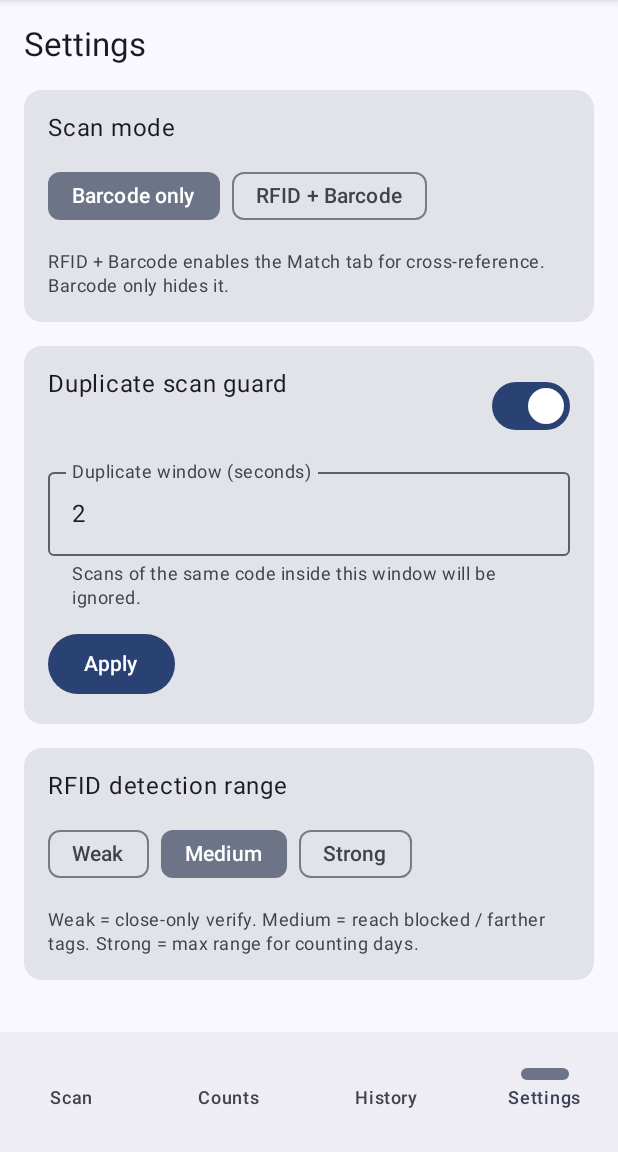
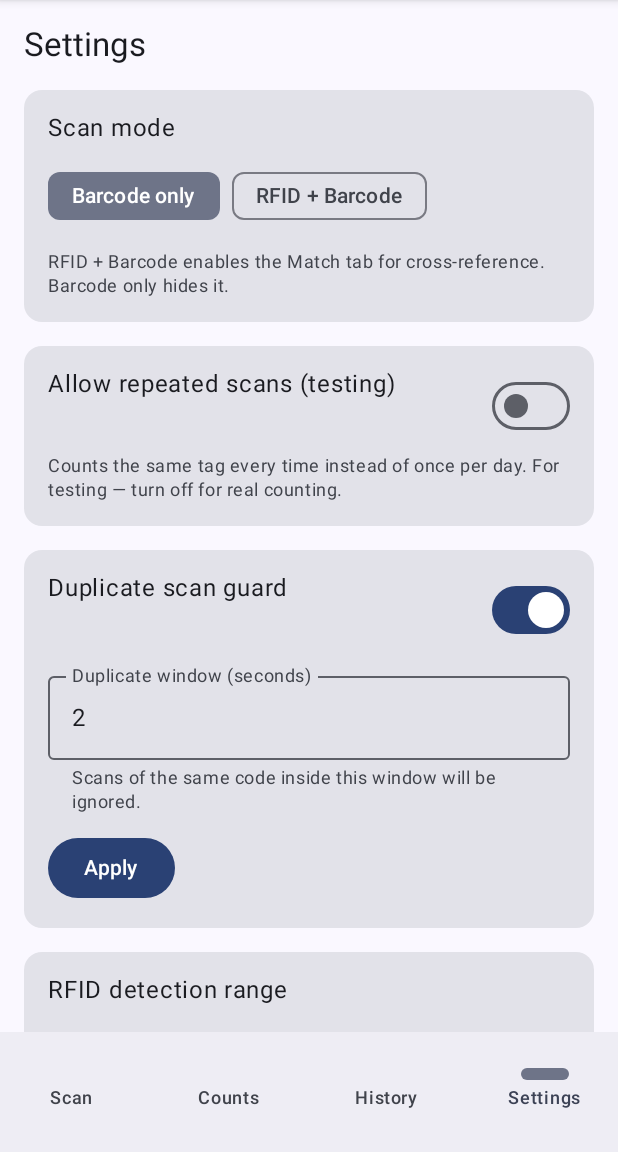
Before and after one commit to jbera123/Scanlog, an Android app built with Jetpack Compose: the SettingsScreen screen opened through its navigation route, on a phone screen of 412 x 824 dp, the part 84-1236 px from its top. Run offline under Robolectric (Android 15) with nearby library versions, the phone set to English and light mode, and no system bars.

Commit message:
Restore known-good scanning + add repeated-scans toggle
Reverts PR #3's trigger/scan-mode changes (sleep-recovery ensureConnected,
hold keep-alive watchdog, triggerOwned, compare single-fire, setGate/
setScanMode reworks) back to the counting-day-stable main behaviour, which
PR #3 had regressed (reader died after cold start).

Also:
- Remove the health-check teardown/reconnect — close()+power-cycle+reopen
  doesn't recover this serial hardware and left RFID dead until restart.
  The reader now opens once and stays open; ping is status-only.
- Add a "repeated scans (testing)" Settings toggle that bypasses the per-day
  EPC dedup so the same tag can be counted repeatedly without deleting the day.
- Add a Gradle task that copies a timestamped, named APK to the project top
  on every assembleDebug; gitignore those artifacts.

Co-Authored-By: Claude Opus 4.8 <noreply@anthropic.com>

```diff
--- a/app/src/main/java/com/example/scanlog/data/ScanStore.kt
+++ b/app/src/main/java/com/example/scanlog/data/ScanStore.kt
@@ -37,6 +37,10 @@ class ScanStore(private val context: Context) {
         val DUP_WINDOW_MS = longPreferencesKey("dup_window_ms")
         val RFID_RANGE = stringPreferencesKey("rfid_range")
         val SCAN_MODE = stringPreferencesKey("scan_mode")
+
+        // Testing aid: when "true", the per-day unique-EPC dedup is bypassed so the
+        // same tag can be counted repeatedly without deleting the day.
+        val ALLOW_REPEATED = stringPreferencesKey("allow_repeated_scans")
 
         // NEW: recent scan events for Scan tab
         val RECENT_EVENTS_JSON = stringPreferencesKey("recent_events_json")
@@ -207,6 +211,15 @@ class ScanStore(private val context: Context) {
         context.dataStore.edit { it[Keys.SCAN_MODE] = mode.name }
     }
 
+    val allowRepeatedScans: Flow<Boolean> =
+        context.dataStore.data.map { prefs ->
+            prefs[Keys.ALLOW_REPEATED]?.toBooleanStrictOrNull() ?: false
+        }
+
+    suspend fun setAllowRepeatedScans(enabled: Boolean) {
+        context.dataStore.edit { it[Keys.ALLOW_REPEATED] = enabled.toString() }
+    }
+
     // --- NEW: Recent events for Scan tab ---
 
     val recentEvents: Flow<List<ScanEvent>> =
@@ -321,7 +334,8 @@ class ScanStore(private val context: Context) {
     suspend fun recordRfidTag(
         epcRaw: String,
         rollupCodeRaw: String,
-        nowMs: Long = System.currentTimeMillis()
+        nowMs: Long = System.currentTimeMillis(),
+        allowRepeat: Boolean = false
     ): Int? {
         val epc = normalize(epcRaw)
         val rollup = normalize(rollupCodeRaw)
@@ -334,8 +348,10 @@ class ScanStore(private val context: Context) {
             val day = todayKey()
             val current = readDay(root, day)
 
-            // Per-tag dedup: same physical EPC only counts once per day.
-            if (epc in current.seenEpcs) {
+            // Per-tag dedup: same physical EPC only counts once per day. When
+            // allowRepeat is set (testing toggle) we skip this so the same tag can
+            // be counted again and again without deleting the day.
+            if (!allowRepeat && epc in current.seenEpcs) {
                 recordedCountAfter = null
                 return@edit
             }
--- a/app/src/main/java/com/example/scanlog/ui/screens/SettingsScreen.kt
+++ b/app/src/main/java/com/example/scanlog/ui/screens/SettingsScreen.kt
@@ -36,6 +36,7 @@ fun SettingsScreen(vm: SettingsViewModel = viewModel()) {
     val windowMs by vm.dupWindowMs.collectAsState()
     val rfidRange by vm.rfidRange.collectAsState()
     val scanMode by vm.scanMode.collectAsState()
+    val allowRepeated by vm.allowRepeatedScans.collectAsState()
 
     var secondsText by remember(windowMs) { mutableStateOf((windowMs / 1000L).toString()) }
 
@@ -71,6 +72,32 @@ fun SettingsScreen(vm: SettingsViewModel = viewModel()) {
                 }
                 Text(
                     text = stringResource(R.string.settings_scan_mode_hint),
+                    style = MaterialTheme.typography.bodySmall,
+                    color = MaterialTheme.colorScheme.onSurfaceVariant
+                )
+            }
+        }
+
+        Card {
+            Column(
+                modifier = Modifier.padding(16.dp),
+                verticalArrangement = Arrangement.spacedBy(8.dp)
+            ) {
+                Row(
+                    modifier = Modifier.fillMaxWidth(),
+                    horizontalArrangement = Arrangement.SpaceBetween
+                ) {
+                    Text(
+                        text = stringResource(R.string.settings_allow_repeated),
+                        style = MaterialTheme.typography.bodyLarge
+                    )
+                    Switch(
+                        checked = allowRepeated,
+                        onCheckedChange = { vm.setAllowRepeatedScans(it) }
+                    )
+                }
+                Text(
+                    text = stringResource(R.string.settings_allow_repeated_hint),
                     style = MaterialTheme.typography.bodySmall,
                     color = MaterialTheme.colorScheme.onSurfaceVariant
                 )
--- a/app/src/main/java/com/example/scanlog/ui/viewmodel/ScanViewModel.kt
+++ b/app/src/main/java/com/example/scanlog/ui/viewmodel/ScanViewModel.kt
@@ -39,6 +39,10 @@ class ScanViewModel(app: Application) : AndroidViewModel(app) {
     // and stays in sync if anything mutates the store from elsewhere.
     private val seenEpcCache: StateFlow<Set<String>> =
         store.todaySeenEpcs.stateIn(viewModelScope, SharingStarted.Eagerly, emptySet())
+
+    // Testing toggle: when true, the same EPC counts every time (per-day dedup off).
+    private val allowRepeatedScans: StateFlow<Boolean> =
+        store.allowRepeatedScans.stateIn(viewModelScope, SharingStarted.Eagerly, false)
 
     // Recent scan events (in-memory)
     private val _recentEvents = MutableStateFlow<List<ScanEvent>>(emptyList())
@@ -88,17 +92,20 @@ class ScanViewModel(app: Application) : AndroidViewModel(app) {
             return
         }
 
+        val repeat = allowRepeatedScans.value
+
         // Fast path: in-memory dedup. Avoids a DataStore edit on every re-emit
         // of an already-counted tag (which the per-EPC throttle still lets
-        // through once per ~1s for tags sitting in the field).
-        if (epcTrim in seenEpcCache.value) {
+        // through once per ~1s for tags sitting in the field). Skipped when the
+        // repeated-scans testing toggle is on.
+        if (!repeat && epcTrim in seenEpcCache.value) {
             onResult(false)
             return
         }
 
         viewModelScope.launch {
             val now = System.currentTimeMillis()
-            val countAfter = store.recordRfidTag(epcTrim, rollup, now)
+            val countAfter = store.recordRfidTag(epcTrim, rollup, now, allowRepeat = repeat)
 
             if (countAfter == null) {
                 // Race: another caller persisted it between the cache check and
--- a/app/src/main/java/com/example/scanlog/ui/viewmodel/SettingsViewModel.kt
+++ b/app/src/main/java/com/example/scanlog/ui/viewmodel/SettingsViewModel.kt
@@ -80,4 +80,17 @@ class SettingsViewModel(app: Application) : AndroidViewModel(app) {
             BldScanner.setContinuous(mode == ScanMode.RFID_AND_BARCODE)
         }
     }
+
+    val allowRepeatedScans: StateFlow<Boolean> =
+        store.allowRepeatedScans.stateIn(
+            scope = viewModelScope,
+            started = SharingStarted.Eagerly,
+            initialValue = false
+        )
+
+    fun setAllowRepeatedScans(enabled: Boolean) {
+        viewModelScope.launch {
+            store.setAllowRepeatedScans(enabled)
+        }
+    }
 }
--- a/app/src/main/res/values/strings.xml
+++ b/app/src/main/res/values/strings.xml
@@ -54,6 +54,8 @@
     <string name="settings_rfid_range_hint">Weak = close-only verify. Medium = reach blocked / farther tags. Strong = max range for counting days.</string>
     <string name="settings_scan_mode">Scan mode</string>
     <string name="settings_scan_mode_hint">RFID + Barcode enables the Match tab for cross-reference. Barcode only hides it.</string>
+    <string name="settings_allow_repeated">Allow repeated scans (testing)</string>
+    <string name="settings_allow_repeated_hint">Counts the same tag every time instead of once per day. For testing — turn off for real counting.</string>
 
     <!-- Match screen -->
     <string name="match_scan_rfid">Scan RFID tag</string>
```
Also changed, not shown: app/build.gradle.kts (+34 -0 lines), app/src/main/java/com/example/scanlog/rfid/RfidController.kt (+10 -17 lines), 2 other files.
